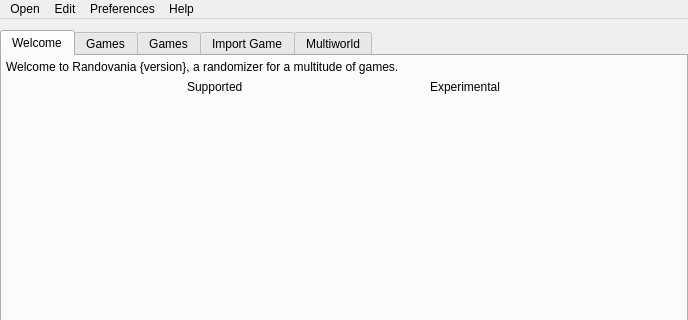
The window that randovania/gui/ui_files/main_window.ui (randovania/randovania) describes before a commit, drawn with Qt 5; both pictures show x 0 to 688 and y 0 to 320 of the 688 by 582 pixel window.
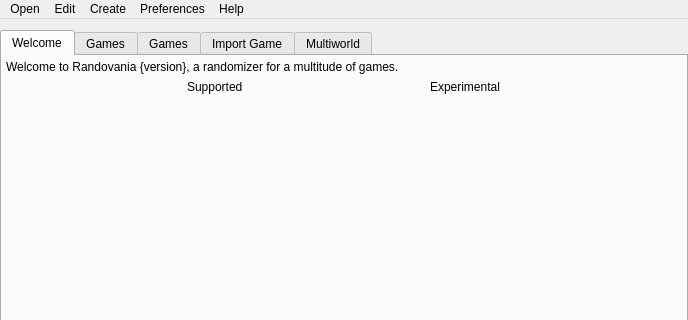
The same window after the commit. Custom widgets are drawn as their Qt base class.

```diff
--- a/randovania/gui/ui_files/main_window.ui
+++ b/randovania/gui/ui_files/main_window.ui
@@ -565,8 +565,15 @@
     <addaction name="menu_action_dependencies"/>
     <addaction name="menu_action_about"/>
    </widget>
+   <widget class="QMenu" name="menu_create">
+    <property name="title">
+     <string>Create</string>
+    </property>
+    <addaction name="menu_action_async_race"/>
+   </widget>
    <addaction name="menu_open"/>
    <addaction name="menu_edit"/>
+   <addaction name="menu_create"/>
    <addaction name="menu_preferences"/>
    <addaction name="menu_help"/>
   </widget>
```
Left out of the diff: 5 changed lines with no effect on the pictures.
